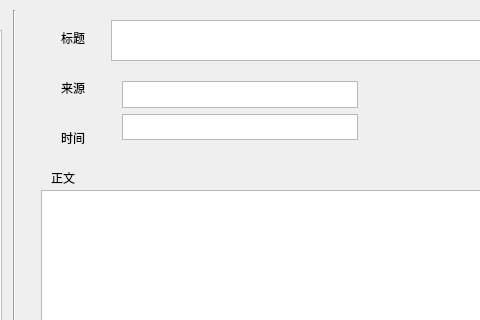
Before: the Qt Designer form gui/NewsBox.ui in chuchong/DSA-Final--news-searcher, drawn with Qt 5; both pictures show x 249 to 729 and y 0 to 320 of the 960 by 600 pixel window.
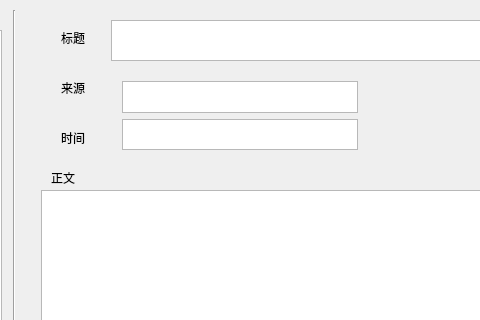
After: the same form once the commit is applied.

```diff
--- a/gui/NewsBox.ui
+++ b/gui/NewsBox.ui
@@ -108,13 +108,13 @@
     </rect>
    </property>
   </widget>
-  <widget class="QWidget" name="">
+  <widget class="QWidget" name="layoutWidget">
    <property name="geometry">
     <rect>
      <x>360</x>
      <y>70</y>
      <width>258</width>
-     <height>81</height>
+     <height>91</height>
     </rect>
    </property>
    <layout class="QVBoxLayout" name="verticalLayout">
```
